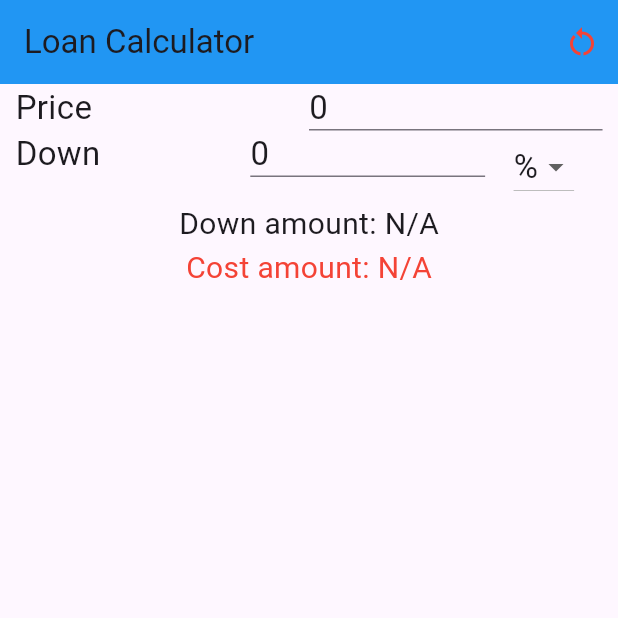
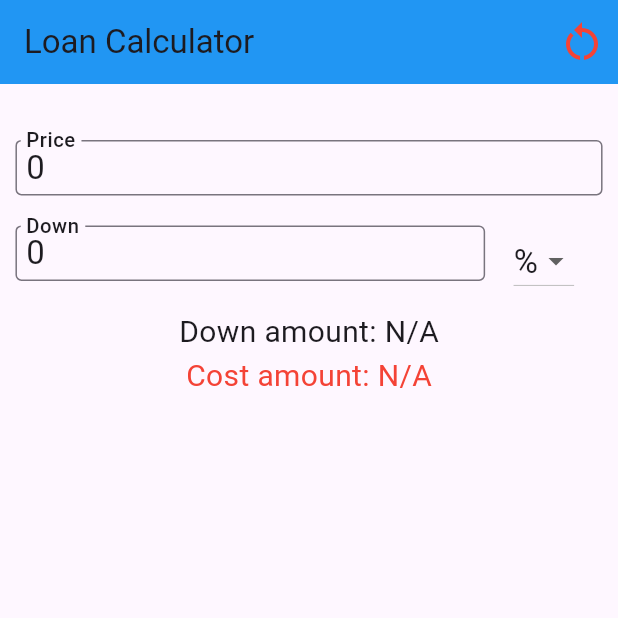
Before and after one commit to jpobeid/loan_calculator, a Flutter app: the screen it shows after launch, on a phone screen of 412 x 824 dp, the top half of it. Run offline on Flutter 3.47's test engine with Material 3 defaults, Android fonts, the phone set to English and light mode, and no system bars; our stand-ins replace fl_chart, flutter_riverpod.

Commit message:
add principal percentage, and plot features

```diff
--- a/lib/main.dart
+++ b/lib/main.dart
@@ -12,6 +12,8 @@ void main() {
             labelSmall: TextStyle(fontSize: 18),
             bodyMedium: TextStyle(fontSize: 22),
           ),
+          iconButtonTheme: IconButtonThemeData(
+              style: ButtonStyle(iconSize: WidgetStateProperty.all(32))),
         ),
       ),
     ),
--- a/lib/pages/home_page.dart
+++ b/lib/pages/home_page.dart
@@ -48,12 +48,15 @@ class HomePage extends ConsumerWidget {
               ),
               child: Column(
                 children: [
+                  const Spacer(
+                    flex: 1,
+                  ),
                   const Expanded(
-                    flex: 1,
+                    flex: 5,
                     child: FormPrice(),
                   ),
                   Expanded(
-                    flex: 2,
+                    flex: 10,
                     child: Consumer(
                       builder:
                           (BuildContext context, WidgetRef ref, Widget? child) {
@@ -77,7 +80,7 @@ class HomePage extends ConsumerWidget {
                     ),
                   ),
                   Expanded(
-                    flex: 1,
+                    flex: 5,
                     child: Consumer(
                       builder:
                           (BuildContext context, WidgetRef ref, Widget? child) {
--- a/lib/widgets/dialog_widgets.dart
+++ b/lib/widgets/dialog_widgets.dart
@@ -61,7 +61,7 @@ class InfoDialog extends StatelessWidget {
               ScaffoldMessenger.of(context).showSnackBar(
                 const SnackBar(
                   content: Text('Payments too low (rounding errors)'),
-                  duration: Duration(milliseconds: 500),
+                  duration: Duration(milliseconds: 1000),
                 ),
               );
             } else {
--- a/lib/widgets/form_price.dart
+++ b/lib/widgets/form_price.dart
@@ -54,20 +54,22 @@ class _FormPriceState extends ConsumerState<FormPrice> {
 
     return Column(
       children: [
-        LabelledRow(
+        InputField(
           label: 'Price',
           maxLength: 10,
           controller: _controllerPrice,
+          formatToInt: true,
         ),
         Row(
           crossAxisAlignment: CrossAxisAlignment.start,
           children: [
             Expanded(
               flex: 4,
-              child: LabelledRow(
+              child: InputField(
                 label: 'Down',
                 maxLength: _isDownPercentage ? 2 : 10,
                 controller: _controllerDown,
+                formatToInt: true,
               ),
             ),
             Expanded(
--- a/lib/widgets/input_widgets.dart
+++ b/lib/widgets/input_widgets.dart
@@ -31,50 +31,6 @@ void formatTextToDouble(String value, TextEditingController controller) {
     text: formattedValue,
     selection: TextSelection.collapsed(offset: formattedValue.length),
   );
-}
-
-class LabelledRow extends StatelessWidget {
-  final String label;
-  final int maxLength;
-  final TextEditingController controller;
-
-  const LabelledRow(
-      {super.key,
-      required this.label,
-      required this.maxLength,
-      required this.controller});
-
-  @override
-  Widget build(BuildContext context) {
-    return Row(
-      crossAxisAlignment: CrossAxisAlignment.start,
-      children: [
-        Expanded(
-            flex: 1,
-            child: Text(
-              label,
-              style: Theme.of(context).textTheme.bodyMedium,
-            )),
-        Expanded(
-          flex: 1,
-          child: TextField(
-            decoration: const InputDecoration(
-              counterText: '',
-              isDense: true,
-              isCollapsed: true,
-            ),
-            controller: controller,
-            keyboardType: TextInputType.number,
-            maxLength: maxLength,
-            style: Theme.of(context).textTheme.bodyMedium,
-            onChanged: (value) {
-              formatTextToInt(value, controller);
-            },
-          ),
-        ),
-      ],
-    );
-  }
 }
 
 class InputField extends StatelessWidget {
--- a/lib/widgets/output_widgets.dart
+++ b/lib/widgets/output_widgets.dart
@@ -37,7 +37,6 @@ class OutputColumn extends StatelessWidget {
         IconButton(
           icon: const Icon(
             Icons.info_outline,
-            size: 28,
             color: Colors.purple,
           ),
           onPressed: () {
--- a/pubspec.yaml
+++ b/pubspec.yaml
@@ -31,6 +31,7 @@ dependencies:
   flutter:
     sdk: flutter
   flutter_riverpod: ^3.3.1
+  fl_chart: ^1.2.0
 
 
   # The following adds the Cupertino Icons font to your application.
```
Also changed, not shown: lib/pages/amortization_page.dart (+116 -42 lines), lib/pages/amortization_plot_page.dart (added, +153 -0 lines), lib/widgets/plot_widgets.dart (added, +63 -0 lines), pubspec.lock.
